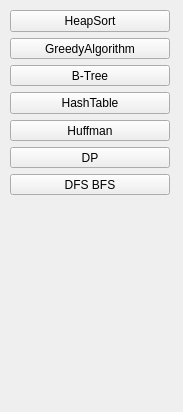
This is mainwindow.ui in dionisiyKD/ADS-Final-Project as Qt 5 draws it before an edit. The edited form follows.
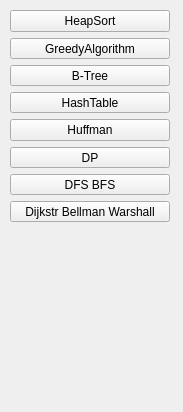
This is the edited form.

Commit message: Added Dijkstra, Bellman-Ford and FloydWarshall Algorithms

What changed in the file:
```diff
--- a/mainwindow.ui
+++ b/mainwindow.ui
@@ -20,7 +20,7 @@
       <x>10</x>
       <y>10</y>
       <width>160</width>
-      <height>185</height>
+      <height>212</height>
      </rect>
     </property>
     <layout class="QVBoxLayout" name="verticalLayout">
@@ -73,6 +73,13 @@
        </property>
       </widget>
      </item>
+     <item>
+      <widget class="QPushButton" name="pushButton">
+       <property name="text">
+        <string>Dijkstr Bellman Warshall</string>
+       </property>
+      </widget>
+     </item>
     </layout>
    </widget>
   </widget>
```
The commit also changes 9 other files.
